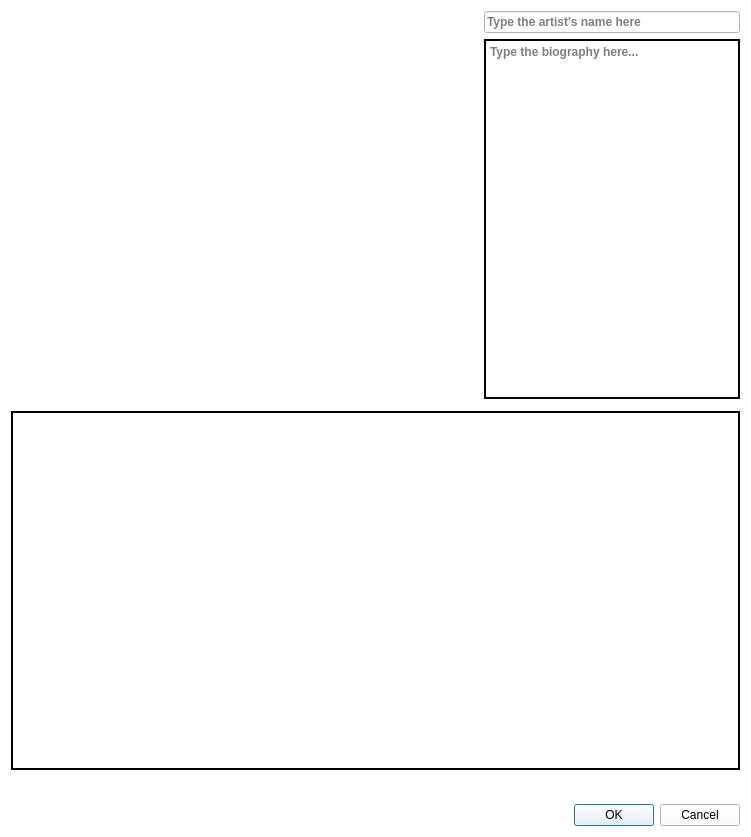
Old version of the form ui/dialogs/artistedit.ui in the repository amirmohsen1384/Mockingbird.
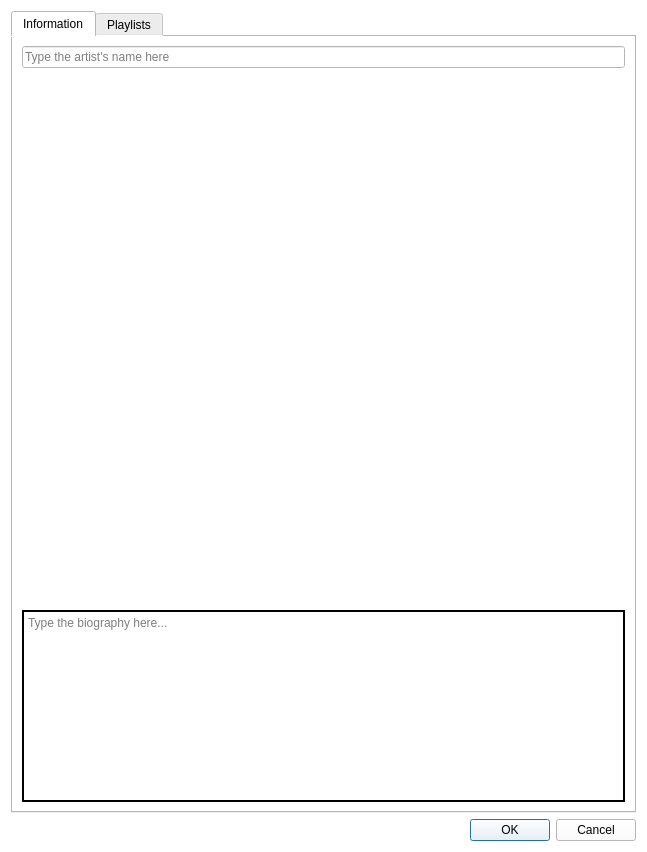
New version of the form. Icons and pictures are not drawn. Custom widgets are drawn as their Qt base class.

Diff of the .ui file:
```diff
--- a/ui/dialogs/artistedit.ui
+++ b/ui/dialogs/artistedit.ui
@@ -6,8 +6,8 @@
    <rect>
     <x>0</x>
     <y>0</y>
-    <width>751</width>
-    <height>837</height>
+    <width>647</width>
+    <height>852</height>
    </rect>
   </property>
   <property name="font">
@@ -21,9 +21,80 @@
   <property name="styleSheet">
    <string notr="true">background-color:white</string>
   </property>
-  <layout class="QGridLayout" name="gridLayout">
-   <item row="1" column="1" colspan="2">
+  <layout class="QVBoxLayout" name="verticalLayout_3">
+   <item>
+    <widget class="QTabWidget" name="tabWidget">
+     <property name="font">
+      <font>
+       <bold>false</bold>
+      </font>
+     </property>
+     <property name="tabShape">
+      <enum>QTabWidget::TabShape::Rounded</enum>
+     </property>
+     <property name="currentIndex">
+      <number>0</number>
+     </property>
+     <property name="elideMode">
+      <enum>Qt::TextElideMode::ElideNone</enum>
+     </property>
+     <property name="usesScrollButtons">
+      <bool>true</bool>
+     </property>
+     <property name="documentMode">
+      <bool>false</bool>
+     </property>
+     <property name="tabBarAutoHide">
+      <bool>true</bool>
+     </property>
+     <widget class="QWidget" name="infoWidget">
+      <attribute name="title">
+       <string>Information</string>
+      </attribute>
+      <layout class="QVBoxLayout" name="infoLayout">
+       <item>
+        <widget class="QLineEdit" name="nameEdit">
+         <property name="font">
+          <font>
+           <bold>false</bold>
+          </font>
+         </property>
+         <property name="text">
+          <string/>
+         </property>
+         <property name="placeholderText">
+          <string>Type the artist's name here</string>
+         </property>
+        </widget>
+       </item>
+       <item>
+        <widget class="ImageView" name="photoView" native="true">
+         <property name="sizePolicy">
+          <sizepolicy hsizetype="MinimumExpanding" vsizetype="MinimumExpanding">
+           <horstretch>0</horstretch>
+           <verstretch>0</verstretch>
+          </sizepolicy>
+         </property>
+         <property name="font">
+          <font>
+           <bold>false</bold>
+          </font>
+         </property>
+        </widget>
+       </item>
+       <item>
     <widget class="QTextEdit" name="biographyEdit">
+         <property name="sizePolicy">
+          <sizepolicy hsizetype="Preferred" vsizetype="Preferred">
+           <horstretch>0</horstretch>
+           <verstretch>0</verstretch>
+          </sizepolicy>
+         </property>
+         <property name="font">
+          <font>
+           <bold>false</bold>
+          </font>
+         </property>
      <property name="frameShape">
       <enum>QFrame::Shape::WinPanel</enum>
      </property>
@@ -35,7 +106,27 @@
      </property>
     </widget>
    </item>
-   <item row="4" column="0" colspan="3">
+      </layout>
+     </widget>
+     <widget class="QWidget" name="playlistWidget">
+      <attribute name="title">
+       <string>Playlists</string>
+      </attribute>
+      <layout class="QVBoxLayout" name="playlistLayout">
+       <item>
+        <widget class="QListView" name="playlistView">
+         <property name="frameShape">
+          <enum>QFrame::Shape::WinPanel</enum>
+         </property>
+         <property name="frameShadow">
+          <enum>QFrame::Shadow::Plain</enum>
+         </property>
+         <property name="selectionMode">
+          <enum>QAbstractItemView::SelectionMode::ExtendedSelection</enum>
+         </property>
+        </widget>
+       </item>
+       <item>
     <layout class="QHBoxLayout" name="controlLayout">
      <property name="topMargin">
       <number>0</number>
@@ -111,40 +202,11 @@
      </item>
     </layout>
    </item>
-   <item row="0" column="1" colspan="2">
-    <widget class="QLineEdit" name="nameEdit">
-     <property name="text">
-      <string/>
-     </property>
-     <property name="placeholderText">
-      <string>Type the artist's name here</string>
-     </property>
-    </widget>
-   </item>
-   <item row="0" column="0" rowspan="3">
-    <widget class="ImageView" name="photoView" native="true">
-     <property name="sizePolicy">
-      <sizepolicy hsizetype="Expanding" vsizetype="Expanding">
-       <horstretch>0</horstretch>
-       <verstretch>0</verstretch>
-      </sizepolicy>
-     </property>
+      </layout>
+     </widget>
     </widget>
    </item>
-   <item row="3" column="0" colspan="3">
-    <widget class="QListView" name="playlistView">
-     <property name="frameShape">
-      <enum>QFrame::Shape::WinPanel</enum>
-     </property>
-     <property name="frameShadow">
-      <enum>QFrame::Shadow::Plain</enum>
-     </property>
-     <property name="selectionMode">
-      <enum>QAbstractItemView::SelectionMode::ExtendedSelection</enum>
-     </property>
-    </widget>
-   </item>
-   <item row="5" column="0" colspan="3">
+   <item>
     <widget class="QDialogButtonBox" name="buttonBox">
      <property name="standardButtons">
       <set>QDialogButtonBox::StandardButton::Cancel|QDialogButtonBox::StandardButton::Ok</set>
```
Left out of the diff: 62 changed lines with no effect on the pictures. Lines whose indentation alone changed are shown as unchanged.
